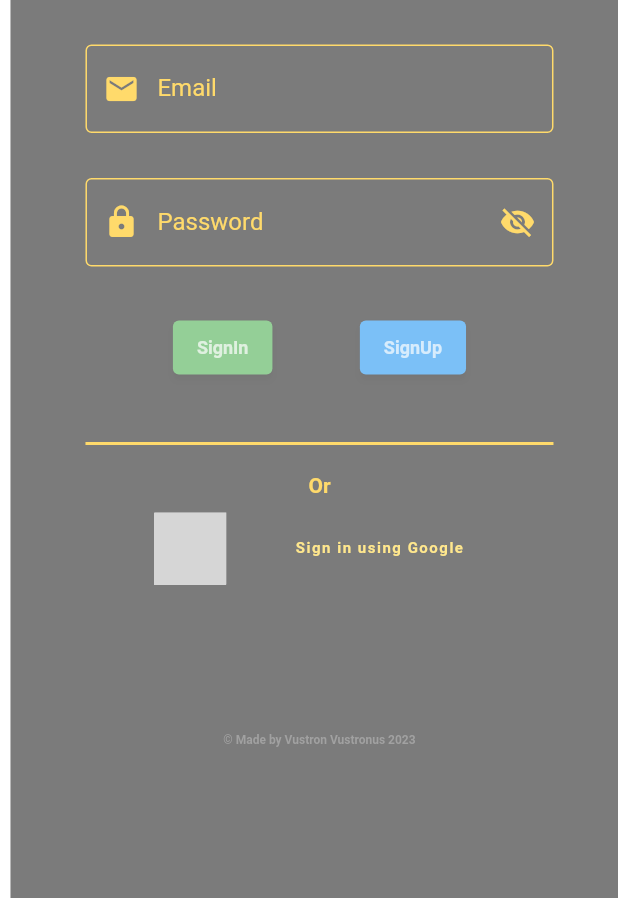
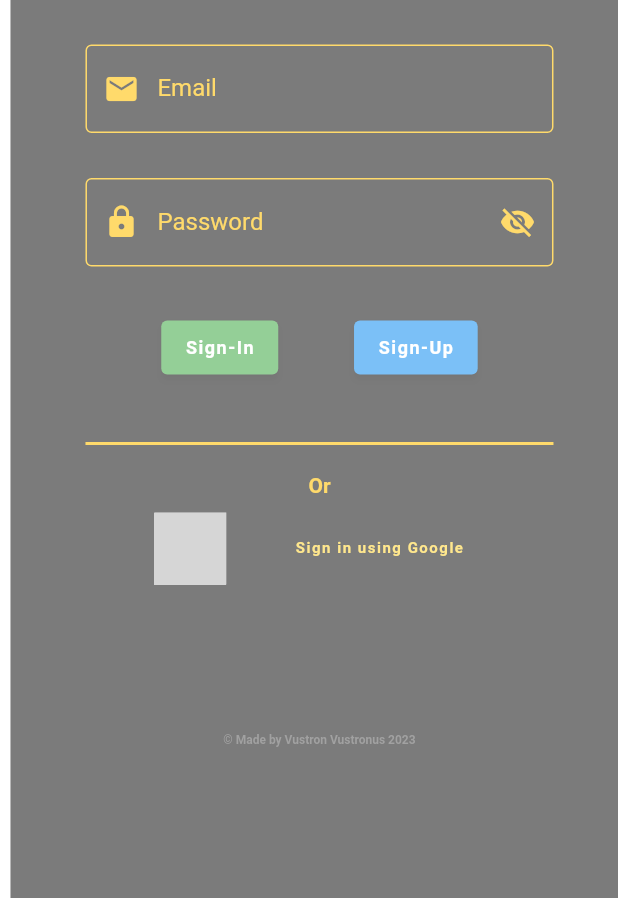
Before and after one commit to Vustron/Flutter-World-Time, a Flutter app: the SignUp screen opened by its route, after a tap on "Sign-Up", after a tap on "Sign-In", on a phone screen of 412 x 824 dp, the part 338-1236 px from its top. Run offline on Flutter 3.47's test engine with Material 2 defaults, Android fonts, the light colour scheme and no system bars; our stand-ins replace firebase_auth, firebase_core, flutter_easyloading, flutter_spinkit, google_fonts, google_sign_in; missing offline and left inert: firebase_ui_auth, social_auth_buttons; accounts and stored records are empty; grey boxes are pictures that could not be loaded.

Commit message:
Fixing UI

```diff
--- a/lib/auth/signin.dart
+++ b/lib/auth/signin.dart
@@ -136,11 +136,12 @@ class _SignInState extends State<SignIn> {
                         backgroundColor: Colors.green,
                       ),
                       child: Text(
-                        'SignIn',
+                        'Sign-In',
                         style: GoogleFonts.zenDots(
+                          color: Colors.white,
+                          letterSpacing: 1.0,
                           fontSize: 12.0,
                           fontWeight: FontWeight.bold,
-                          color: Colors.white70,
                         ),
                       ),
                     ),
@@ -155,11 +156,12 @@ class _SignInState extends State<SignIn> {
                         backgroundColor: Colors.blue,
                       ),
                       child: Text(
-                        'SignUp',
+                        'Sign-Up',
                         style: GoogleFonts.zenDots(
+                          color: Colors.white,
+                          letterSpacing: 1.0,
                           fontSize: 12.0,
                           fontWeight: FontWeight.bold,
-                          color: Colors.white70,
                         ),
                       ),
                     ),
--- a/lib/auth/signup.dart
+++ b/lib/auth/signup.dart
@@ -53,7 +53,7 @@ class _SignUpState extends State<SignUp> {
                     fontWeight: FontWeight.bold,
                   ),
                 ),
-                SizedBox(height: 20.0),
+                SizedBox(height: 30.0),
                 TextFormField(
                   controller: _emailController,
                   decoration: InputDecoration(
@@ -73,7 +73,7 @@ class _SignUpState extends State<SignUp> {
                   },
                   style: GoogleFonts.zenDots(color: Colors.amber),
                 ),
-                SizedBox(height: 40.0),
+                SizedBox(height: 30.0),
                 TextFormField(
                   controller: _passwordController,
                   decoration: InputDecoration(
@@ -108,7 +108,7 @@ class _SignUpState extends State<SignUp> {
                   },
                   style: GoogleFonts.zenDots(color: Colors.amber),
                 ),
-                SizedBox(height: 40.0),
+                SizedBox(height: 30.0),
                 Row(
                   mainAxisAlignment: MainAxisAlignment.spaceEvenly,
                   children: [
@@ -136,7 +136,7 @@ class _SignUpState extends State<SignUp> {
                       child: Text(
                         'Sign-Up',
                         style: GoogleFonts.zenDots(
-                          color: Colors.white70,
+                          color: Colors.white,
                           letterSpacing: 1.0,
                           fontSize: 12.0,
                           fontWeight: FontWeight.bold,
@@ -156,7 +156,7 @@ class _SignUpState extends State<SignUp> {
                       child: Text(
                         'Sign-In',
                         style: GoogleFonts.zenDots(
-                          color: Colors.white70,
+                          color: Colors.white,
                           letterSpacing: 1.0,
                           fontSize: 12.0,
                           fontWeight: FontWeight.bold,
--- a/lib/components/worldtimeContent.dart
+++ b/lib/components/worldtimeContent.dart
@@ -283,9 +283,9 @@ class _WorldTimeContentState extends State<WorldTimeContent> {
                                 barrierDismissible: false,
                                 builder: (BuildContext context) {
                                   return Center(
-                                    child: CircularProgressIndicator(
+                                    child: SpinKitPouringHourGlass(
                                       color: Colors.amber,
-                                      strokeWidth: 5.0,
+                                      size: 100.0,
                                     ),
                                   );
                                 },
```
